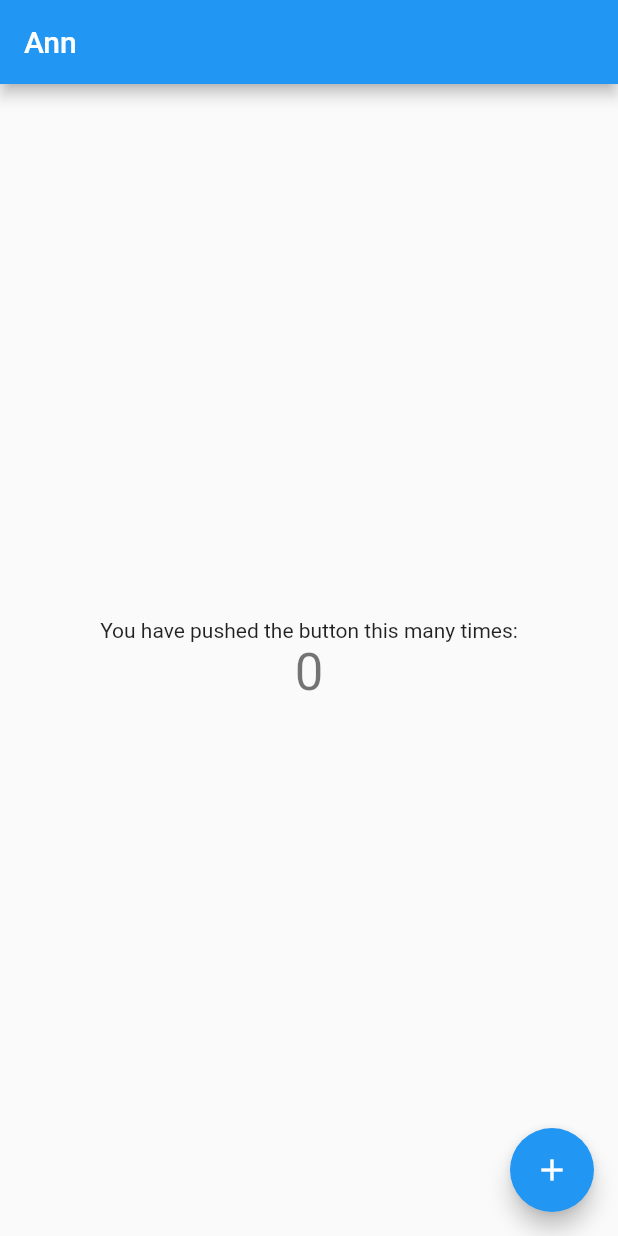
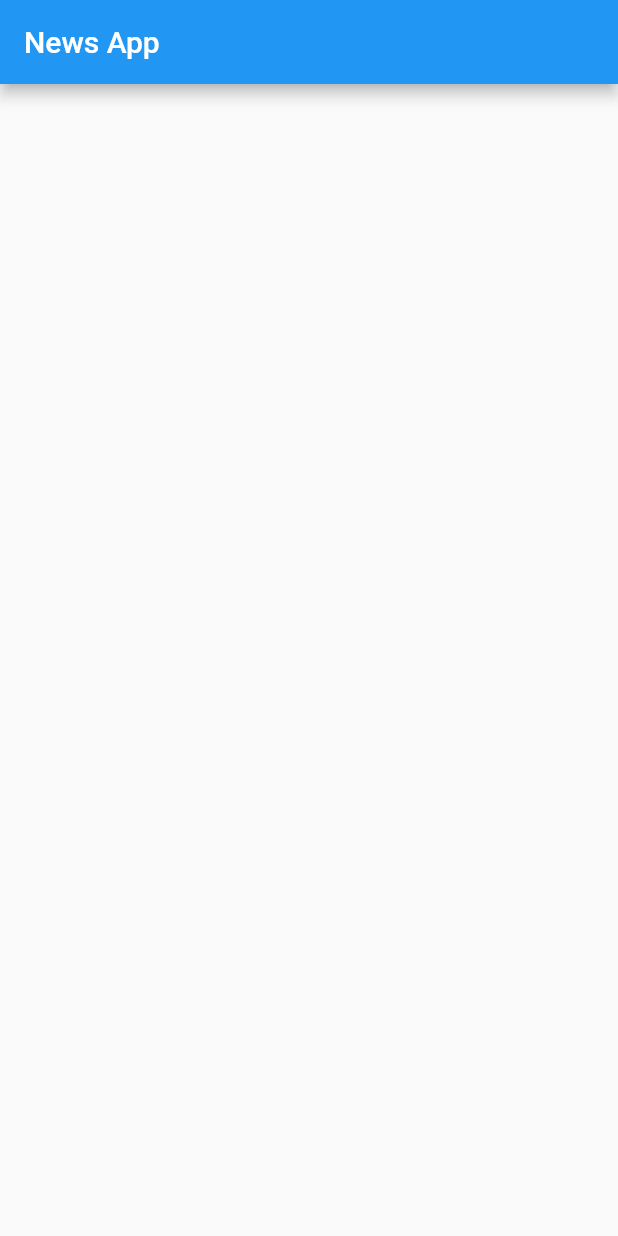
Before and after one commit to ssuntro/NewsApp_flutter_2022, a Flutter app: the screen it shows after launch, on a phone screen of 412 x 824 dp. Run offline on Flutter 3.47's test engine with Material 2 defaults, Android fonts, the phone set to English and light mode, and no system bars.

Commit message:
clean up first screen

```diff
--- a/lib/main.dart
+++ b/lib/main.dart
@@ -1,67 +1,57 @@
 import 'package:flutter/material.dart';
 
 void main() {
-  runApp(const MyApp());
+  runApp(MyApp());
 }
 
 class MyApp extends StatelessWidget {
-  const MyApp({Key? key}) : super(key: key);
-
-  // This widget is the root of your application.
   @override
   Widget build(BuildContext context) {
     return MaterialApp(
       title: 'Flutter Demo',
       theme: ThemeData(
+        // This is the theme of your application.
+        //
+        // Try running your application with "flutter run". You'll see the
+        // application has a blue toolbar. Then, without quitting the app, try
+        // changing the primarySwatch below to Colors.green and then invoke
+        // "hot reload" (press "r" in the console where you ran "flutter run",
+        // or simply save your changes to "hot reload" in a Flutter IDE).
+        // Notice that the counter didn't reset back to zero; the application
+        // is not restarted.
         primarySwatch: Colors.blue,
       ),
-      home: const MyHomePage(title: 'Ann'),
+      home: MyHomePage(),
     );
   }
 }
 
 class MyHomePage extends StatefulWidget {
-  const MyHomePage({Key? key, required this.title}) : super(key: key);
-  final String title;
+  MyHomePage({Key key}) : super(key: key);
 
   @override
-  State<MyHomePage> createState() => _MyHomePageState();
+  _MyHomePageState createState() => _MyHomePageState();
 }
 
 class _MyHomePageState extends State<MyHomePage> {
-  int _counter = 0;
-
-  void _incrementCounter() {
-    setState(() {
-      _counter++;
-    });
-  }
+  // void _incrementCounter() {
+  //   setState(() {
+  //     _counter++;
+  //   });
+  // }
 
   @override
   Widget build(BuildContext context) {
     return Scaffold(
       appBar: AppBar(
-        title: Text(widget.title),
+        title: Text("News App"),
       ),
       body: Center(
         child: Column(
           mainAxisAlignment: MainAxisAlignment.center,
-          children: <Widget>[
-            const Text(
-              'You have pushed the button this many times:',
-            ),
-            Text(
-              '$_counter',
-              style: Theme.of(context).textTheme.headline4,
-            ),
-          ],
+          children: <Widget>[],
         ),
       ),
-      floatingActionButton: FloatingActionButton(
-        onPressed: _incrementCounter,
-        tooltip: 'Increment',
-        child: const Icon(Icons.add),
-      ), // This trailing comma makes auto-formatting nicer for build methods.
     );
   }
 }
```
Also changed, not shown: pubspec.yaml (+6 -17 lines), pubspec.lock.
